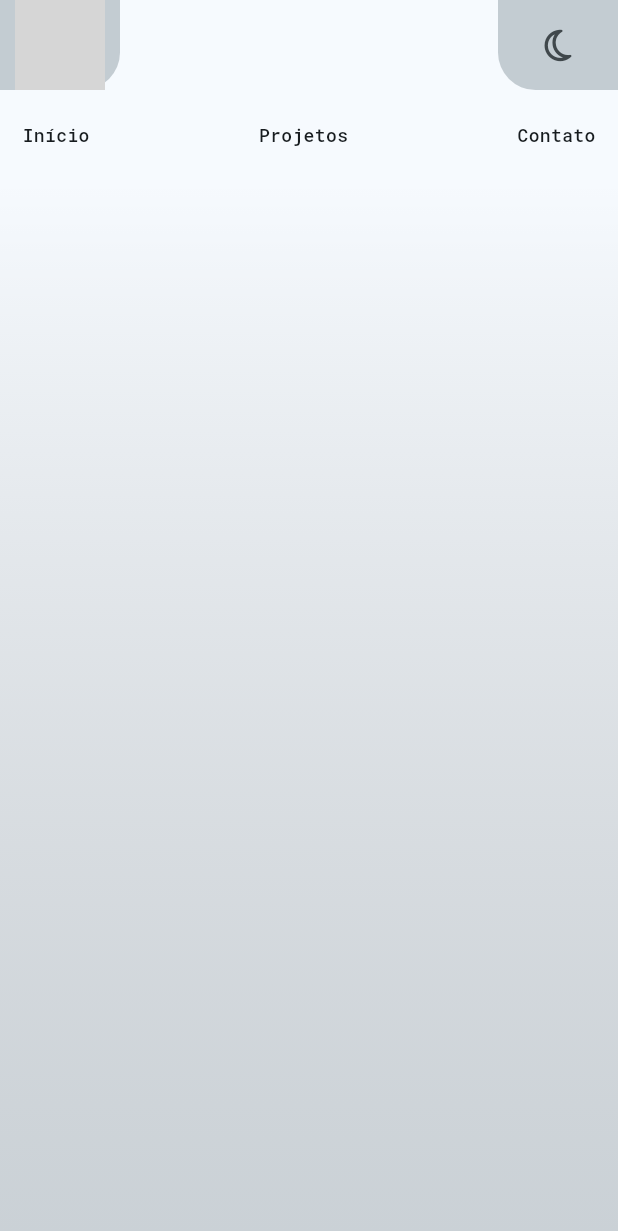
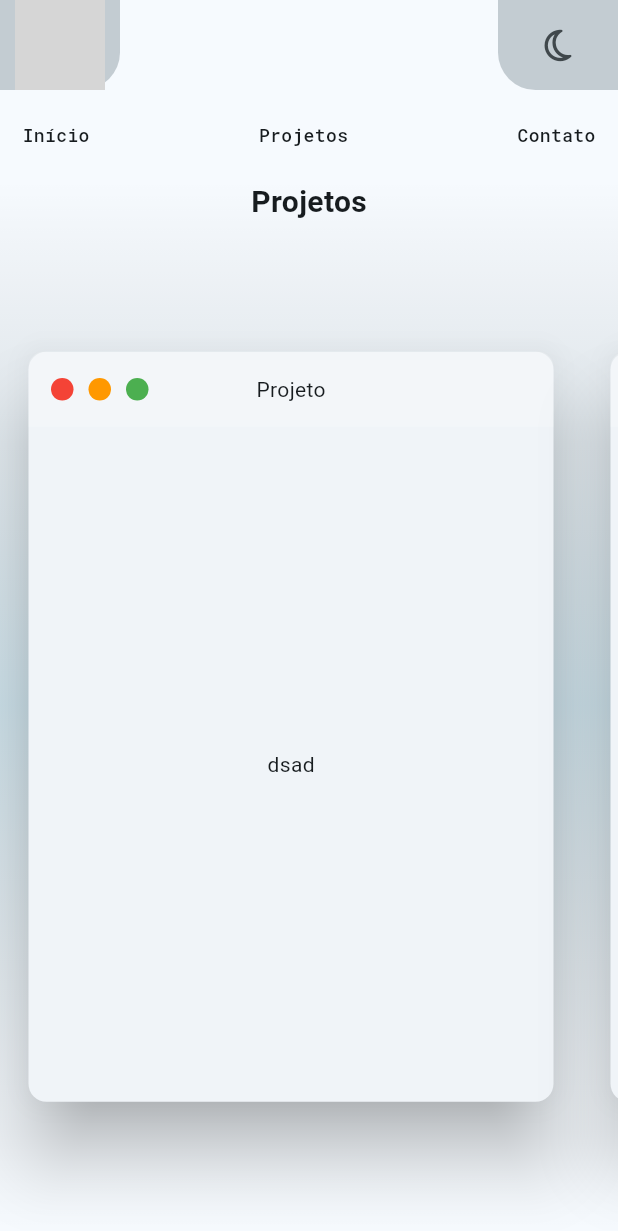
Before and after one commit to rafaelgust/portfolio_flutter, a Flutter app: the screen it shows after launch, on a phone screen of 412 x 824 dp. Shown: the top 1231 px of the screen. Run offline on Flutter 3.47's test engine with Material 2 defaults, Android fonts, the light colour scheme and no system bars; drawn by our look-alikes of rive; our stand-ins replace animated_text_kit, font_awesome_flutter, go_router, localization; missing offline and left inert: dart:js; grey boxes are pictures that could not be loaded.

Commit message:
adding content

```diff
--- a/lib/app/app_widget.dart
+++ b/lib/app/app_widget.dart
@@ -5,6 +5,7 @@ import 'package:localization/localization.dart';
 import 'package:portfolio/app/routes.dart';
 import 'package:portfolio/core/controllers/lang_controller.dart';
 import 'package:portfolio/core/controllers/theme_controller.dart';
+import 'package:portfolio/core/utils/scroll_behavior.dart';
 
 class MyApp extends StatelessWidget {
   const MyApp({super.key});
@@ -35,9 +36,10 @@ class MyApp extends StatelessWidget {
             GlobalCupertinoLocalizations.delegate,
             LocalJsonLocalization.delegate,
           ],
+          routerConfig: AppRouter.router,
           theme: themeController.getTheme(),
           debugShowCheckedModeBanner: false,
-          routerConfig: AppRouter.router,
+          scrollBehavior: MyCustomScrollBehavior(),
         );
       },
     );
--- /dev/null
+++ b/lib/core/utils/scroll_behavior.dart
@@ -0,0 +1,10 @@
+import 'package:flutter/gestures.dart';
+import 'package:flutter/material.dart';
+
+class MyCustomScrollBehavior extends MaterialScrollBehavior {
+  @override
+  Set<PointerDeviceKind> get dragDevices => {
+        PointerDeviceKind.touch,
+        PointerDeviceKind.mouse,
+      };
+}
--- a/lib/modules/home/responsive/about_me/about_me_view.dart
+++ b/lib/modules/home/responsive/about_me/about_me_view.dart
@@ -38,6 +38,11 @@ class _AboutMeState extends State<AboutMe> {
                 height: 250,
                 child: Row(
                   children: [
+                    Container(
+                      width: 3,
+                      margin: const EdgeInsets.only(right: 10),
+                      color: Theme.of(context).colorScheme.secondary,
+                    ),
                     SizedBox(
                       width: 400.0,
                       child: Column(
@@ -115,10 +120,6 @@ class _AboutMeState extends State<AboutMe> {
                         ],
                       ),
                     ),
-                    Container(
-                      width: 3,
-                      color: Theme.of(context).colorScheme.secondary,
-                    ),
                   ],
                 ),
               ),
--- /dev/null
+++ b/lib/modules/home/responsive/contact/contact_view.dart
@@ -0,0 +1,44 @@
+import 'package:flutter/material.dart';
+import 'package:font_awesome_flutter/font_awesome_flutter.dart';
+import 'package:localization/localization.dart';
+import 'package:portfolio/core/widgets/icon_button.dart';
+
+class ContactView extends StatelessWidget {
+  const ContactView({super.key});
+
+  @override
+  Widget build(BuildContext context) {
+    return Column(
+      children: [
+        Center(
+          child: Text(
+            'contact'.i18n(),
+            style: const TextStyle(
+              fontSize: 20,
+              fontWeight: FontWeight.bold,
+            ),
+          ),
+        ),
+        const Expanded(
+          child: Column(
+            mainAxisAlignment: MainAxisAlignment.center,
+            children: [
+              IconButtonLink(
+                icon: FontAwesomeIcons.instagram,
+                url: 'https://www.instagram.com/gust.dev/',
+              ),
+              IconButtonLink(
+                icon: FontAwesomeIcons.github,
+                url: 'https://github.com/rafaelgust',
+              ),
+              IconButtonLink(
+                icon: FontAwesomeIcons.youtube,
+                url: 'https://www.youtube.com/channel/UCVL-T_T_1iEsXu9OS6f_soQ',
+              ),
+            ],
+          ),
+        ),
+      ],
+    );
+  }
+}
--- a/lib/modules/home/responsive/header/header_view.dart
+++ b/lib/modules/home/responsive/header/header_view.dart
@@ -42,13 +42,23 @@ class HeaderView extends StatelessWidget {
       child: Row(
         mainAxisAlignment: MainAxisAlignment.spaceBetween,
         children: [
-          const LogoTopBar(),
+          const SizedBox(
+            width: 250,
+            child: Align(
+              alignment: Alignment.topLeft,
+              child: LogoTopBar(),
+            ),
+          ),
           const NavBar(),
-          Row(
-            children: [
-              ChangeLang(),
-              ChangeTheme(),
-            ],
+          SizedBox(
+            width: 250,
+            child: Row(
+              mainAxisAlignment: MainAxisAlignment.end,
+              children: [
+                ChangeLang(),
+                ChangeTheme(),
+              ],
+            ),
           ),
         ],
       ),
--- /dev/null
+++ b/lib/modules/home/responsive/projects/projects_view.dart
@@ -0,0 +1,47 @@
+import 'package:flutter/material.dart';
+import 'package:localization/localization.dart';
+
+import '../../widgets/window_content.dart';
+
+class ProjectsView extends StatelessWidget {
+  const ProjectsView({super.key});
+
+  @override
+  Widget build(BuildContext context) {
+    return Column(
+      children: [
+        Center(
+          child: Text(
+            'projects'.i18n(),
+            style: const TextStyle(
+              fontSize: 20,
+              fontWeight: FontWeight.bold,
+            ),
+          ),
+        ),
+        Expanded(
+          child: ListView.builder(
+            scrollDirection: Axis.horizontal,
+            itemCount: 15,
+            itemBuilder: (BuildContext context, int index) => Container(
+              margin:
+                  const EdgeInsets.symmetric(horizontal: 5.0, vertical: 20.0),
+              padding:
+                  const EdgeInsets.symmetric(horizontal: 10.0, vertical: 20.0),
+              child: const Center(
+                child: WindowContent(
+                  width: 350,
+                  height: 500,
+                  title: 'Projeto',
+                  content: Center(
+                    child: Text('dsad'),
+                  ),
+                ),
+              ),
+            ),
+          ),
+        ),
+      ],
+    );
+  }
+}
--- a/lib/modules/home/views/home_view.dart
+++ b/lib/modules/home/views/home_view.dart
@@ -1,9 +1,9 @@
 import 'package:flutter/material.dart';
-import 'package:font_awesome_flutter/font_awesome_flutter.dart';
-import 'package:portfolio/core/widgets/icon_button.dart';
 
 import '../responsive/about_me/about_me_view.dart';
+import '../responsive/contact/contact_view.dart';
 import '../responsive/header/header_view.dart';
+import '../responsive/projects/projects_view.dart';
 
 class HomeView extends StatefulWidget {
   const HomeView({super.key});
@@ -39,48 +39,20 @@ class _HomeViewState extends State<HomeView> {
                           Colors.transparent,
                           Theme.of(context)
                               .colorScheme
-                              .secondary
-                              .withOpacity(0.3),
-                        ],
-                      ),
-                    ),
-                    height: 900,
-                  ),
-                  Container(
-                    key: const GlobalObjectKey(3),
-                    width: double.infinity,
-                    decoration: BoxDecoration(
-                      gradient: LinearGradient(
-                        begin: Alignment.topCenter,
-                        end: Alignment.bottomCenter,
-                        colors: [
-                          Theme.of(context)
-                              .colorScheme
-                              .secondary
-                              .withOpacity(0.3),
+                              .primary
+                              .withOpacity(0.2),
                           Colors.transparent,
                         ],
                       ),
                     ),
+                    height: 700,
+                    child: const ProjectsView(),
+                  ),
+                  const SizedBox(
+                    key: GlobalObjectKey(3),
+                    width: double.infinity,
                     height: 900,
-                    child: const Column(
-                      mainAxisAlignment: MainAxisAlignment.center,
-                      children: [
-                        IconButtonLink(
-                          icon: FontAwesomeIcons.instagram,
-                          url: 'https://www.instagram.com/gust.dev/',
-                        ),
-                        IconButtonLink(
-                          icon: FontAwesomeIcons.github,
-                          url: 'https://github.com/rafaelgust',
-                        ),
-                        IconButtonLink(
-                          icon: FontAwesomeIcons.youtube,
-                          url:
-                              'https://www.youtube.com/channel/UCVL-T_T_1iEsXu9OS6f_soQ',
-                        ),
-                      ],
-                    ),
+                    child: ContactView(),
                   ),
                   const SizedBox(
                     height: 100,
--- a/lib/modules/home/widgets/window_content.dart
+++ b/lib/modules/home/widgets/window_content.dart
@@ -5,6 +5,7 @@ class WindowContent extends StatefulWidget {
   final double height;
   final String title;
   final Widget content;
+
   const WindowContent({
     super.key,
     required this.width,
@@ -78,8 +79,8 @@ class _WindowContentState extends State<WindowContent> {
   }
 
   Widget _button({MaterialColor? color}) => Container(
-        width: 20,
-        height: 20,
+        width: 15,
+        height: 15,
         margin: const EdgeInsets.all(5.0),
         decoration: BoxDecoration(
           color: color,
```
Also changed, not shown: 1 other file.
